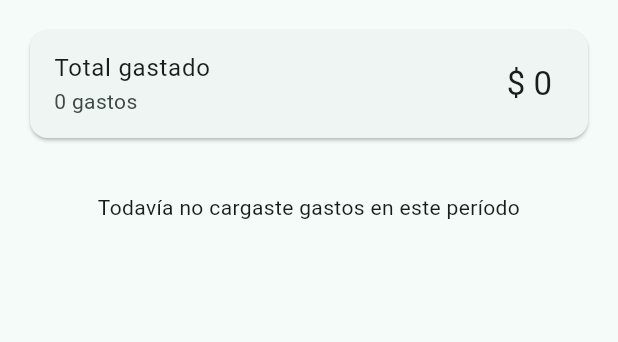
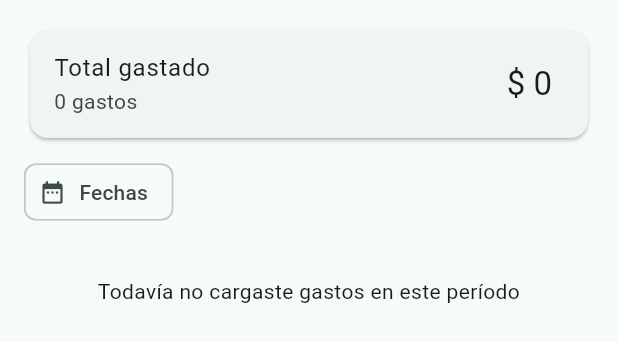
Before and after one commit to ivanpecker2001/gastos, a Flutter app: the GastosTab widget shown alone on an empty page, opened directly with empty values, on a phone screen of 412 x 824 dp. Shown: the top 342 px of the screen. Run offline on Flutter 3.47's test engine with Material 3 defaults, Android fonts, the phone set to English and light mode, and no system bars; our stand-ins replace supabase_flutter; accounts and stored records are empty; network calls fail.

Commit message:
Gastos: filtros por rango de fechas y por categorías
Co-Authored-By: Claude Opus 5.5 <noreply@anthropic.com>

```diff
--- a/lib/pantallas/gastos_tab.dart
+++ b/lib/pantallas/gastos_tab.dart
@@ -10,12 +10,31 @@ class GastosTab extends StatelessWidget {
 
   final GastosStore store;
 
+  Future<void> _elegirFechas(BuildContext context) async {
+    final p = store.periodo!;
+    final hoy = DateUtils.dateOnly(DateTime.now());
+    final ultimo = p.fin ?? (hoy.isAfter(p.inicio) ? hoy : p.inicio);
+    final rango = await showDateRangePicker(
+      context: context,
+      firstDate: p.inicio,
+      lastDate: ultimo,
+      initialDateRange: store.filtroFechas,
+      helpText: 'Gastos entre',
+      saveText: 'Filtrar',
+    );
+    if (rango != null) store.filtrar(fechas: rango);
+  }
+
   @override
   Widget build(BuildContext context) {
     final theme = Theme.of(context);
+    final gastos = store.gastosFiltrados;
+    final total = gastos.fold<double>(0, (s, g) => s + g.monto);
+    final fechas = store.filtroFechas;
+
     final filas = <Widget>[];
     DateTime? dia;
-    for (final g in store.gastos) {
+    for (final g in gastos) {
       if (g.fecha != dia) {
         dia = g.fecha;
         filas.add(
@@ -41,24 +60,71 @@ class GastosTab extends StatelessWidget {
         children: [
           Card(
             child: ListTile(
-              title: const Text('Total gastado'),
+              title: Text(
+                store.hayFiltros ? 'Total filtrado' : 'Total gastado',
+              ),
               subtitle: Text(
-                store.gastos.isEmpty
+                store.hayFiltros
+                    ? '${gastos.length} de ${store.gastos.length} gastos · '
+                          'del período: ${plata(store.totalGastado)}'
+                    : store.gastos.isEmpty
                     ? '0 gastos'
                     : '${store.gastos.length} gastos · '
                           'tocá uno para editarlo o borrarlo',
               ),
-              trailing: Text(
-                plata(store.totalGastado),
-                style: theme.textTheme.titleLarge,
-              ),
+              trailing: Text(plata(total), style: theme.textTheme.titleLarge),
             ),
           ),
-          if (store.gastos.isEmpty)
-            const Padding(
-              padding: EdgeInsets.all(32),
+          const SizedBox(height: 8),
+          // Filtros: fechas dentro del período y categorías.
+          SingleChildScrollView(
+            scrollDirection: Axis.horizontal,
+            child: Row(
+              spacing: 8,
+              children: [
+                if (store.hayFiltros)
+                  ActionChip(
+                    avatar: const Icon(Icons.close, size: 18),
+                    label: const Text('Limpiar'),
+                    onPressed: store.limpiarFiltros,
+                  ),
+                InputChip(
+                  avatar: const Icon(Icons.date_range, size: 18),
+                  label: Text(
+                    fechas == null
+                        ? 'Fechas'
+                        : '${fechaCorta(fechas.start)} – ${fechaCorta(fechas.end)}',
+                  ),
+                  selected: fechas != null,
+                  showCheckmark: false,
+                  onPressed: () => _elegirFechas(context),
+                  onDeleted: fechas == null
+                      ? null
+                      : () => store.filtrar(fechas: null),
+                ),
+                for (final c in store.categorias)
+                  FilterChip(
+                    avatar: Icon(c.iconData, size: 18),
+                    label: Text(c.nombre),
+                    selected: store.filtroCategorias.contains(c.id),
+                    showCheckmark: false,
+                    onSelected: (si) => store.filtrar(
+                      fechas: fechas,
+                      categorias: si
+                          ? {...store.filtroCategorias, c.id!}
+                          : ({...store.filtroCategorias}..remove(c.id)),
+                    ),
+                  ),
+              ],
+            ),
+          ),
+          if (gastos.isEmpty)
+            Padding(
+              padding: const EdgeInsets.all(32),
               child: Text(
-                'Todavía no cargaste gastos en este período',
+                store.hayFiltros
+                    ? 'No hay gastos con estos filtros'
+                    : 'Todavía no cargaste gastos en este período',
                 textAlign: TextAlign.center,
               ),
             ),
--- a/lib/store.dart
+++ b/lib/store.dart
@@ -1,4 +1,4 @@
-import 'package:flutter/foundation.dart';
+import 'package:flutter/material.dart' show ChangeNotifier, DateTimeRange;
 import 'package:supabase_flutter/supabase_flutter.dart';
 
 import 'constantes.dart';
@@ -30,6 +30,32 @@ class GastosStore extends ChangeNotifier {
   bool cargando = false;
   Object? error;
 
+  /// Filtros de la pestaña Gastos. Se limpian al cambiar de período.
+  DateTimeRange? filtroFechas;
+  Set<int> filtroCategorias = {};
+
+  bool get hayFiltros => filtroFechas != null || filtroCategorias.isNotEmpty;
+
+  List<Gasto> get gastosFiltrados => gastos.where((g) {
+    final f = filtroFechas;
+    if (f != null && (g.fecha.isBefore(f.start) || g.fecha.isAfter(f.end))) {
+      return false;
+    }
+    return filtroCategorias.isEmpty || filtroCategorias.contains(g.categoriaId);
+  }).toList();
+
+  void filtrar({DateTimeRange? fechas, Set<int>? categorias}) {
+    filtroFechas = fechas;
+    filtroCategorias = categorias ?? filtroCategorias;
+    notifyListeners();
+  }
+
+  void limpiarFiltros() {
+    filtroFechas = null;
+    filtroCategorias = {};
+    notifyListeners();
+  }
+
   /// El período en curso, si hay uno.
   Periodo? get abierto => periodos.where((p) => p.abierto).firstOrNull;
 
@@ -55,6 +81,10 @@ class GastosStore extends ChangeNotifier {
           periodos.where((p) => p.id == elegido).firstOrNull ??
           periodos.where((p) => p.contiene(hoy)).firstOrNull ??
           periodos.firstOrNull;
+      if (periodo?.id != elegido) {
+        filtroFechas = null;
+        filtroCategorias = {};
+      }
       await _cargarDelPeriodo();
     } catch (e) {
       error = e is ParallelWaitError ? e.errors : e;
```
Also changed, not shown: 1 other file.
